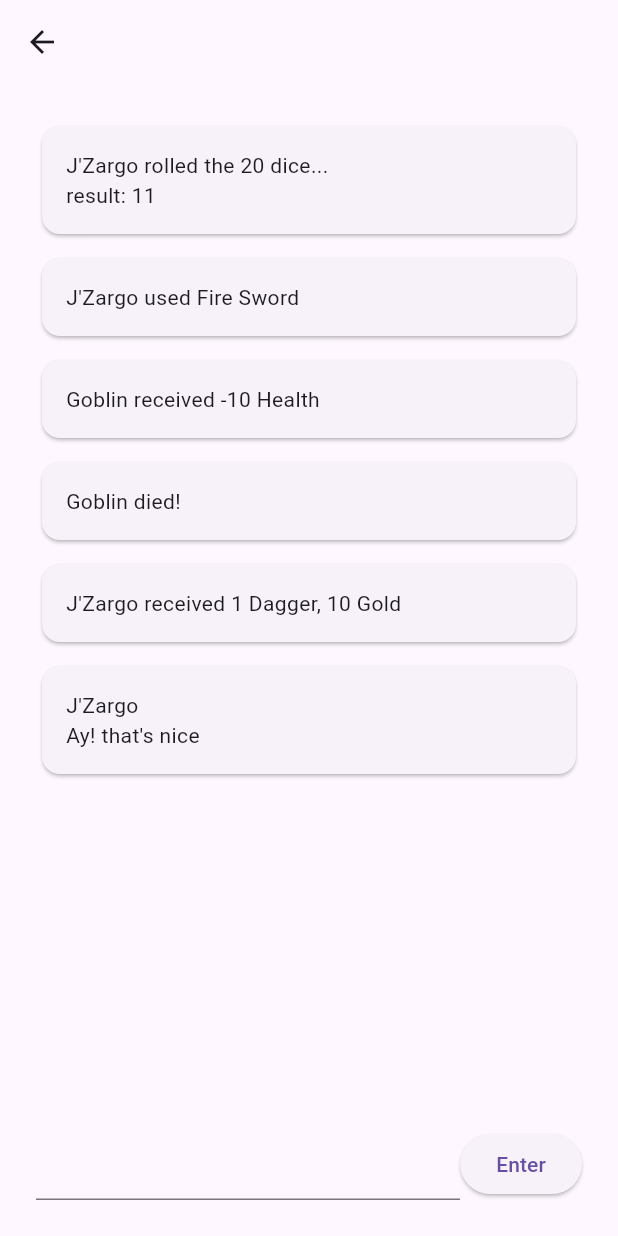
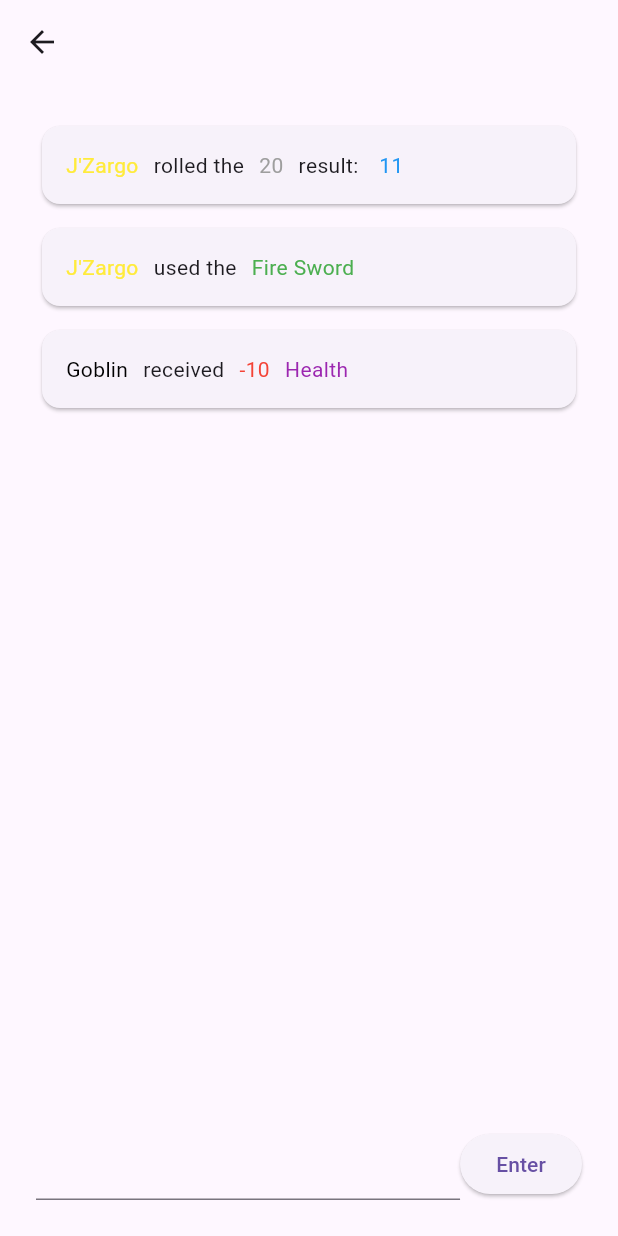
Before and after one commit to ever-jr/easy_rpg, a Flutter app: the ChatPage screen opened by its route, on a phone screen of 412 x 824 dp. Run offline on Flutter 3.47's test engine with Material 3 defaults, Android fonts, the phone set to English and light mode, and no system bars; generated files the repository leaves out were written again.

Commit message:
parsing things; new map; new chat

```diff
--- a/lib/src/pages/chat_page.dart
+++ b/lib/src/pages/chat_page.dart
@@ -1,19 +1,99 @@
 import 'package:flutter/material.dart';
 
-List<String> messages = [
-  "J'Zargo rolled the 20 dice...\nresult: 11",
-  "J'Zargo used Fire Sword",
-  "Goblin received -10 Health",
-  "Goblin died!",
-  "J'Zargo received 1 Dagger, 10 Gold",
-  "J'Zargo\nAy! that's nice",
-];
+Widget parseJsonMessageToWidget(List<dynamic> message) {
+  List<Widget> listWidgets = [];
 
-class ChatPage extends StatelessWidget {
+  for (final text in message) {
+    if (text is String) {
+      listWidgets.add(Text(text));
+
+    } else if (text is Map<String, dynamic> && text.containsKey("type")) {
+      final String type = text["type"];
+      final String msg = text["value"].toString();
+
+      Color color = Colors.white;
+
+      switch (type) {
+        case "user":
+          color = Colors.yellow;
+          break;
+
+        case "damage":
+          color = Colors.red;
+          break;
+
+        case "item":
+          color = Colors.green;
+          break;
+
+        case "dice":
+          color = Colors.grey;
+          break;
+
+        case "dice_result":
+          color = Colors.blue;
+          break;
+
+        case "character":
+          color = Colors.black;
+          break;
+
+        case "attribute":
+          color = Colors.purple;
+          break;
+      }
+
+      listWidgets.add(Text(
+        msg,
+        style: TextStyle(color: color),
+      ));
+    }
+  }
+
+  return Wrap(spacing: 10, children: listWidgets);
+}
+
+class ChatPage extends StatefulWidget {
   static const String routeName = "/chat";
   static const double _messagePadding = 8;
 
+
   const ChatPage({super.key});
+
+  @override
+  State<ChatPage> createState() => _ChatPageState();
+}
+
+class _ChatPageState extends State<ChatPage> {
+  final _inputController = TextEditingController();
+  final messages = [
+    [
+      {"type": "user", "value": "J'Zargo"},
+      "rolled the",
+      {"type": "dice", "value": 20},
+      "result: ",
+      {"type": "dice_result", "value": 11}
+    ],
+    [
+      {"type": "user", "value": "J'Zargo"},
+      "used the",
+      {"type": "item", "value": "Fire Sword"},
+    ],
+    [
+      {"type": "character", "value": "Goblin"},
+      "received",
+      {"type": "damage", "value": -10},
+      {"type": "attribute", "value": "Health"},
+    ],
+  ];
+
+
+  void _submitInput(String message) {
+    setState(() {
+      messages.add([message]);
+      _inputController.text = "";
+    });
+  }
 
   @override
   Widget build(BuildContext context) {
@@ -23,19 +103,24 @@ class ChatPage extends StatelessWidget {
         padding: const EdgeInsets.all(24),
         child: ListView.separated(
           itemCount: messages.length,
-          itemBuilder: (_, index) => ChatMessage(messages[index]),
-          separatorBuilder: (_, __) => const SizedBox(height: _messagePadding),
+          itemBuilder: (_, index) => ChatMessage(
+            child: parseJsonMessageToWidget(messages[index]),
+          ),
+          separatorBuilder: (_, __) => const SizedBox(height: ChatPage._messagePadding),
         ),
       ),
       bottomNavigationBar: Padding(
         padding: const EdgeInsets.all(24),
         child: Row(
           children: [
-            const Flexible(
-              child: TextField(),
+            Flexible(
+              child: TextField(
+                controller: _inputController,
+                onSubmitted: _submitInput,
+              ),
             ),
             ElevatedButton(
-              onPressed: () => {},
+              onPressed: () => _submitInput(_inputController.text),
               child: const Text('Enter'),
             ),
           ],
@@ -46,19 +131,39 @@ class ChatPage extends StatelessWidget {
 }
 
 class ChatMessage extends StatelessWidget {
-  final String _message;
-  const ChatMessage(
-    String message, {
+  final Widget child;
+  const ChatMessage({
     super.key,
-  }) : _message = message;
+    required this.child,
+  });
 
   @override
   Widget build(BuildContext context) {
     return Card(
       child: Padding(
         padding: const EdgeInsets.all(16),
-        child: Text(_message),
+        child: child,
       ),
     );
   }
 }
+
+class User {
+  final String name;
+  final Color color;
+
+  const User({
+    required this.name,
+    this.color = Colors.white,
+  });
+}
+
+class Message {
+  final User user;
+  final String text;
+
+  const Message({
+    required this.user,
+    required this.text,
+  });
+}
```
Also changed, not shown: lib/src/components/buttons/square_button.dart (added, +33 -0 lines), lib/src/components/map.dart (added, +50 -0 lines), lib/src/components/player/buttons_abilities.dart (added, +23 -0 lines), lib/src/pages/home_page.dart (+42 -106 lines), lib/src/parser/string_parsing.dart (added, +31 -0 lines).
